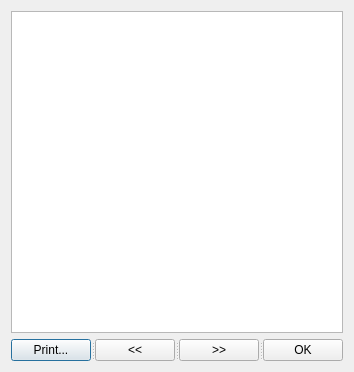
The window that cdailyev.ui (PavelMr/skytechx) describes before a commit, drawn with Qt 5.
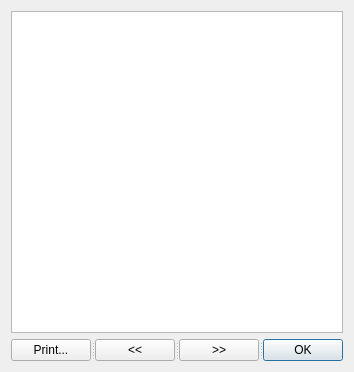
The same window after the commit.

Diff of the .ui file:
```diff
--- a/cdailyev.ui
+++ b/cdailyev.ui
@@ -66,6 +66,9 @@
         <property name="text">
          <string>OK</string>
         </property>
+        <property name="default">
+         <bool>true</bool>
+        </property>
        </widget>
       </widget>
      </item>
```
